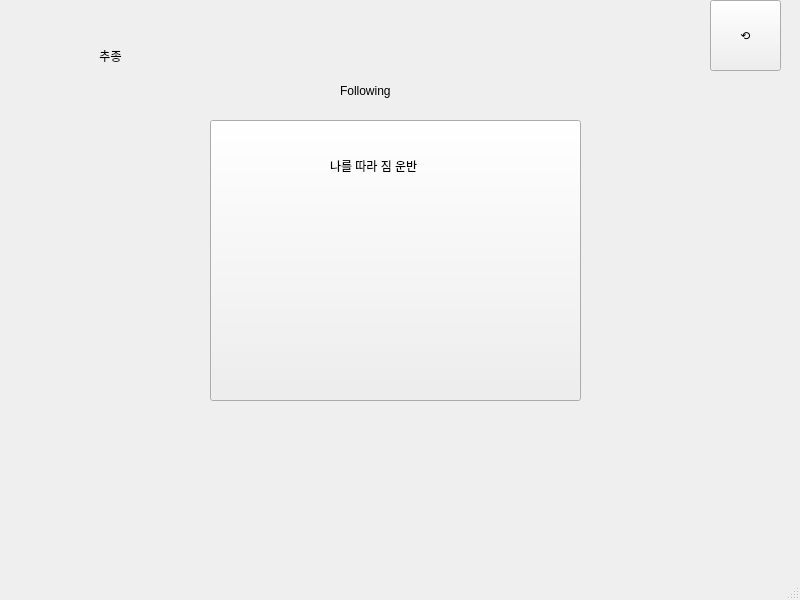
First picture: the form in ui/Following.ui, repository AWS-iOT-Team/paho.mqtt_py_demo_team, before the edit.
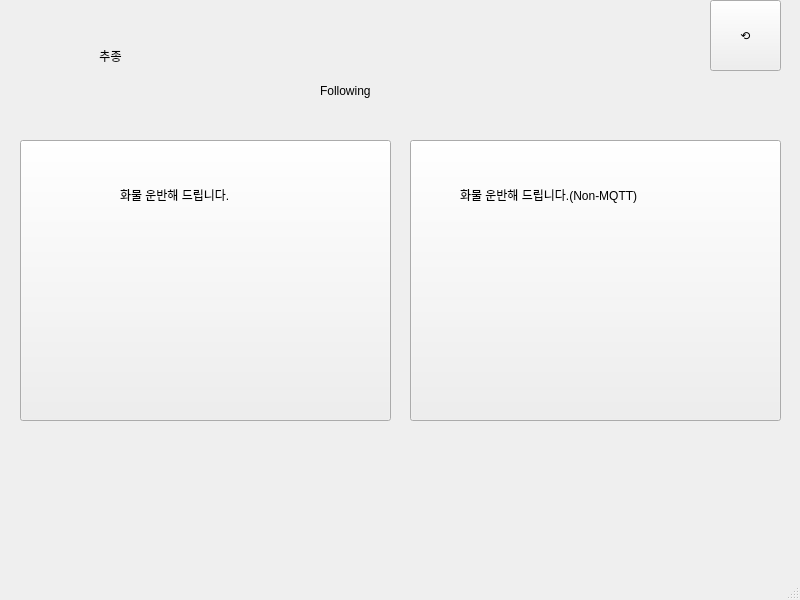
Second picture: the form after the edit.

What changed in the file:
```diff
--- a/ui/Following.ui
+++ b/ui/Following.ui
@@ -17,8 +17,8 @@
    <widget class="QPushButton" name="Following_Action_Btn">
     <property name="geometry">
      <rect>
-      <x>210</x>
-      <y>120</y>
+      <x>20</x>
+      <y>140</y>
       <width>371</width>
       <height>281</height>
      </rect>
@@ -33,9 +33,9 @@
    <widget class="QLabel" name="label">
     <property name="geometry">
      <rect>
-      <x>340</x>
+      <x>320</x>
       <y>70</y>
-      <width>111</width>
+      <width>151</width>
       <height>41</height>
      </rect>
     </property>
@@ -45,13 +45,19 @@
     <property name="text">
      <string>Following</string>
     </property>
+    <property name="textFormat">
+     <enum>Qt::AutoText</enum>
+    </property>
+    <property name="wordWrap">
+     <bool>false</bool>
+    </property>
    </widget>
    <widget class="QLabel" name="label_2">
     <property name="geometry">
      <rect>
-      <x>330</x>
-      <y>150</y>
-      <width>121</width>
+      <x>120</x>
+      <y>180</y>
+      <width>181</width>
       <height>31</height>
      </rect>
     </property>
@@ -59,7 +65,7 @@
      <string notr="true">font: 15pt &quot;BM DoHyeon OTF&quot;;</string>
     </property>
     <property name="text">
-     <string>나를 따라 짐 운반</string>
+     <string>&lt;html&gt;&lt;head/&gt;&lt;body&gt;&lt;p&gt;화물 운반해 드립니다.&lt;/p&gt;&lt;/body&gt;&lt;/html&gt;</string>
     </property>
    </widget>
    <widget class="QPushButton" name="Following_Cancle_Btn">
@@ -98,6 +104,41 @@
      <set>Qt::AlignCenter</set>
     </property>
    </widget>
+   <widget class="QPushButton" name="Following_Action_Old_Btn">
+    <property name="geometry">
+     <rect>
+      <x>410</x>
+      <y>140</y>
+      <width>371</width>
+      <height>281</height>
+     </rect>
+    </property>
+    <property name="styleSheet">
+     <string notr="true">border-color: rgb(0, 0, 0);</string>
+    </property>
+    <property name="text">
+     <string/>
+    </property>
+   </widget>
+   <widget class="QLabel" name="label_4">
+    <property name="geometry">
+     <rect>
+      <x>460</x>
+      <y>180</y>
+      <width>301</width>
+      <height>31</height>
+     </rect>
+    </property>
+    <property name="contextMenuPolicy">
+     <enum>Qt::DefaultContextMenu</enum>
+    </property>
+    <property name="styleSheet">
+     <string notr="true">font: 15pt &quot;BM DoHyeon OTF&quot;;</string>
+    </property>
+    <property name="text">
+     <string>&lt;html&gt;&lt;head/&gt;&lt;body&gt;&lt;p&gt;화물 운반해 드립니다.(Non-MQTT)&lt;/p&gt;&lt;/body&gt;&lt;/html&gt;</string>
+    </property>
+   </widget>
   </widget>
   <widget class="QMenuBar" name="menubar">
    <property name="geometry">
```
Left out of the diff: 5 changed lines with no effect on the pictures.
